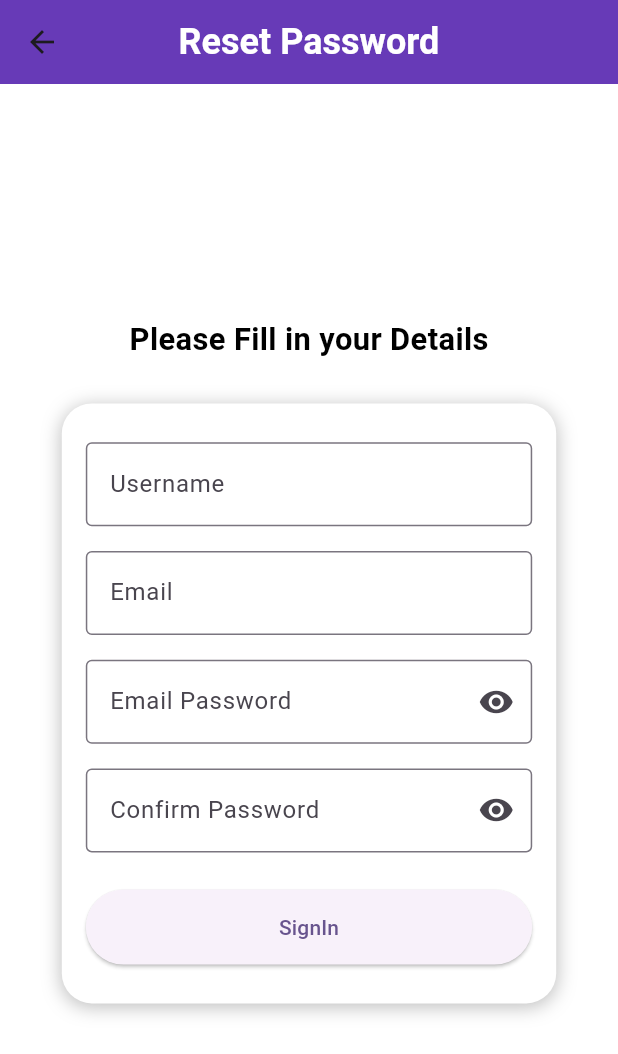
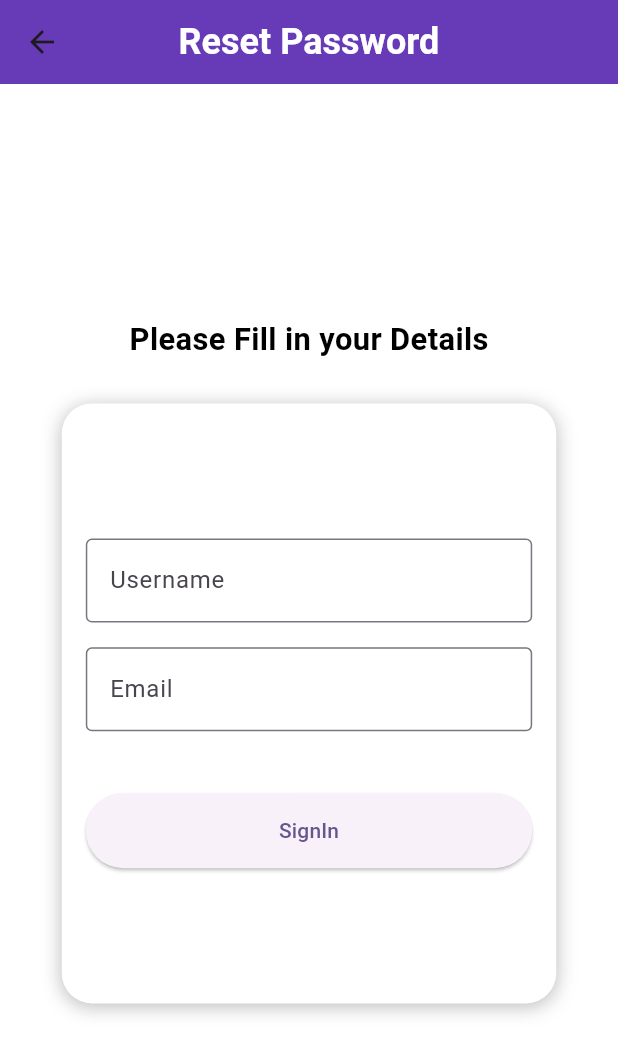
Before and after one commit to vine-6000/Learningfirebase, a Flutter app: the Forgotpassword screen opened by its route, on a phone screen of 412 x 824 dp. Shown: the top 1054 px of the screen. Run offline on Flutter 3.47's test engine with Material 3 defaults, Android fonts, the phone set to English and light mode, and no system bars; drawn by our look-alikes of auto_size_text; our stand-ins replace awesome_dialog, device_preview, firebase_auth, firebase_core, google_fonts; accounts and stored records are empty; Roboto replaces fonts that are missing (Aboreto).

Commit message:
Made the button after verification work and sent them to the log in page

```diff
--- a/lib/LogInSystem/AuthSystems.dart
+++ b/lib/LogInSystem/AuthSystems.dart
@@ -85,7 +85,7 @@ Future<bool?> getEmailVerificationStatus() async {
 
 
 
-void showComplete(String message, BuildContext context, String routeName) {
+void showComplete(String title, String message, BuildContext context, String routeName) {
   AwesomeDialog(
     context: context,
     dialogType: DialogType.success,
@@ -93,13 +93,13 @@ void showComplete(String message, BuildContext context, String routeName) {
     dismissOnTouchOutside: false,
     headerAnimationLoop: false,
     animType: AnimType.bottomSlide,
-    title: message,
+    title: title,
     titleTextStyle: TextStyle(
       fontWeight: FontWeight.bold,
       fontSize: 28,
       color: Colors.green,
     ),
-    desc: "Please verify your email to continue.",
+    desc: message,
     descTextStyle: TextStyle(
       fontWeight: FontWeight.bold,
       fontSize: 18,
--- a/lib/LogInSystem/ForgotPassword.dart
+++ b/lib/LogInSystem/ForgotPassword.dart
@@ -183,49 +183,7 @@ class _ForgotpasswordState extends State<Forgotpassword> {
                         SizedBox(
                           height: MediaQuery.of(context).size.height * 0.02,
                         ),
-                        TextField(
-                          obscureText: isSeen,
-                          controller: getPasswordController,
-                          decoration: InputDecoration(
-                            labelText: 'Email Password',
-                            border: OutlineInputBorder(),
-                            suffixIcon: IconButton(
-                              onPressed: () {
-                                setState(() {
-                                  isSeen = !isSeen;
-                                });
-                              },
-                              icon: Icon(
-                                isSeen
-                                    ? Icons.visibility
-                                    : Icons.visibility_off,
-                              ),
-                            ),
-                          ),
-                        ),
-                        SizedBox(
-                          height: MediaQuery.of(context).size.height * 0.02,
-                        ),
-                        TextField(
-                          obscureText: isSeen2,
-                          controller: getConfirmPasswordController,
-                          decoration: InputDecoration(
-                            labelText: 'Confirm Password',
-                            border: OutlineInputBorder(),
-                            suffixIcon: IconButton(
-                              onPressed: () {
-                                setState(() {
-                                  isSeen2 = !isSeen2;
-                                });
-                              },
-                              icon: Icon(
-                                isSeen2
-                                    ? Icons.visibility
-                                    : Icons.visibility_off,
-                              ),
-                            ),
-                          ),
-                        ),
+
                         SizedBox(
                           height: MediaQuery.of(context).size.height * 0.03,
                         ),
--- a/lib/LogInSystem/SignUp.dart
+++ b/lib/LogInSystem/SignUp.dart
@@ -55,7 +55,7 @@ class _SignUpState extends State<SignUp> {
     if (errorMessage == null) {
       // Account created successfully
 
-      showComplete("Account created Succesfuly", context, '/Emailverification');
+      showComplete("Horay!","Account created Succesfuly", context, '/Emailverification');
 
     } else if (errorMessage == 'This email is already registered.') {
       // If the email already exists, check if it's verified
```
Also changed, not shown: lib/LogInSystem/EmailVerification.dart (+15 -7 lines).
